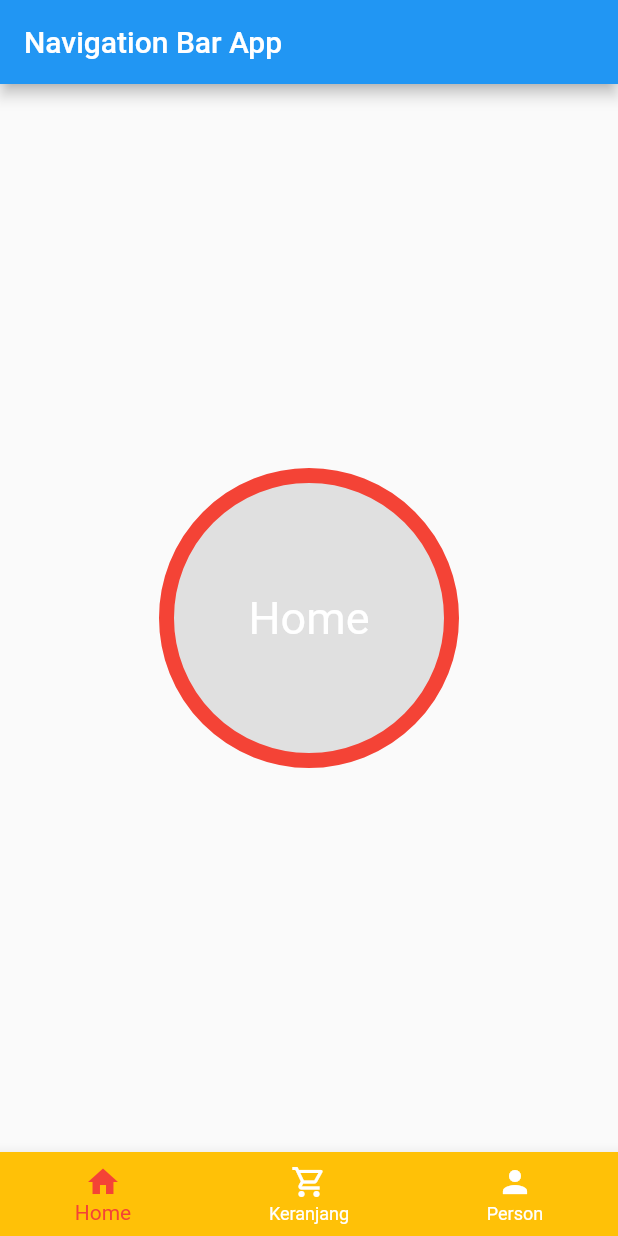
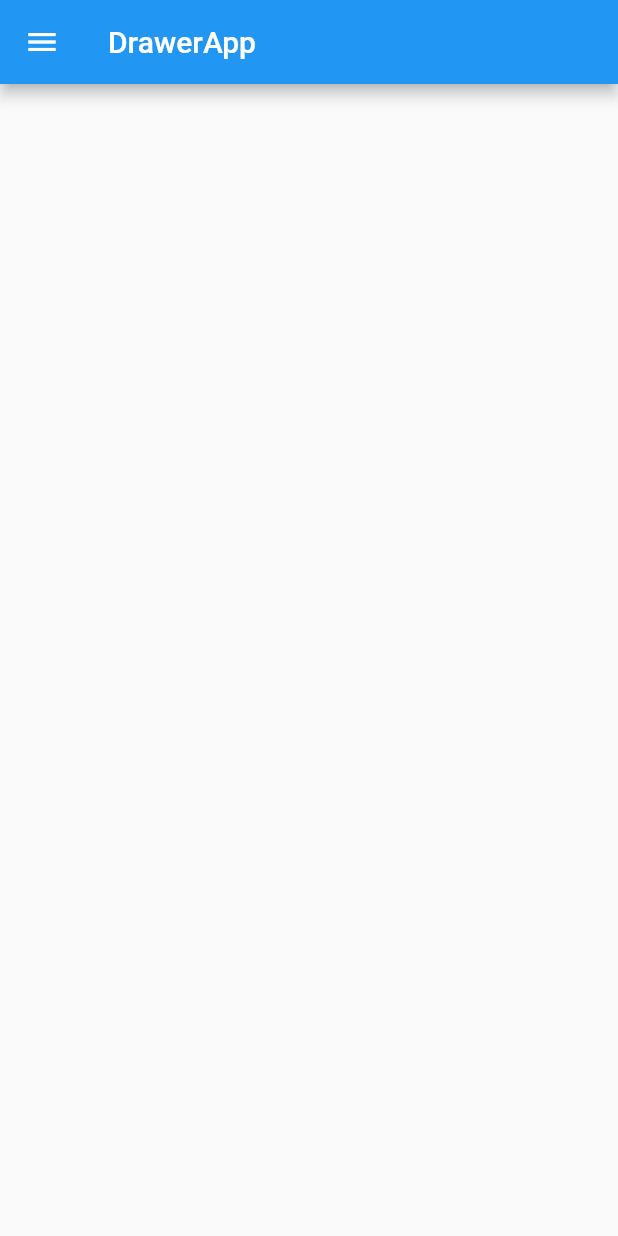
Before and after one commit to RifkyPahlevy/materi_flutter_section4, a Flutter app: the screen it shows after launch, on a phone screen of 412 x 824 dp. Run offline on Flutter 3.47's test engine with Material 2 defaults, Android fonts, the phone set to English and light mode, and no system bars.

Commit message:
penambahan maeti baru

```diff
--- a/lib/main.dart
+++ b/lib/main.dart
@@ -1,6 +1,8 @@
 import 'package:flutter/material.dart';
+import 'package:flutter_section_4/widget/bottom_sheet.dart';
 import 'package:flutter_section_4/widget/counter_app.dart';
 import 'package:flutter_section_4/widget/dialog_app.dart';
+import 'package:flutter_section_4/widget/drawer_app.dart';
 import 'package:flutter_section_4/widget/drop_down.dart';
 import 'package:flutter_section_4/widget/navigation_bar.dart';
 import 'package:flutter_section_4/widget/snack_bar.dart';
@@ -14,7 +16,6 @@ void main() {
 class MyApp extends StatelessWidget {
   @override
   Widget build(BuildContext context) {
-    return MaterialApp(
-        debugShowCheckedModeBanner: false, home: NavigationBarApp());
+    return MaterialApp(debugShowCheckedModeBanner: false, home: DrawerApp());
   }
 }
--- /dev/null
+++ b/lib/widget/drawer_app.dart
@@ -0,0 +1,105 @@
+import 'package:flutter/material.dart';
+
+class DrawerApp extends StatelessWidget {
+  @override
+  Widget build(BuildContext context) {
+    return Scaffold(
+      appBar: AppBar(
+        title: Text('DrawerApp'),
+      ),
+      drawer: Drawer(
+        child: Column(
+          children: [
+            Container(
+              alignment: Alignment.bottomLeft,
+              color: Colors.blue,
+              height: 120,
+              width: double.infinity,
+              padding: EdgeInsets.all(20),
+              child: Column(
+                crossAxisAlignment: CrossAxisAlignment.start,
+                mainAxisAlignment: MainAxisAlignment.start,
+                children: [
+                  Container(
+                    height: 50,
+                    width: 50,
+                    decoration: BoxDecoration(
+                        borderRadius: BorderRadius.circular(50 / 2),
+                        color: Colors.brown,
+                        image: DecorationImage(
+                            fit: BoxFit.cover,
+                            image: NetworkImage(
+                                'https://picsum.photos/id/1/200/300')),
+                        border: Border.all(width: 3)),
+                  ),
+                  Text('Rifky Pahlevy')
+                ],
+              ),
+            ),
+            Expanded(
+                child: ListView(
+              children: [
+                ListTile(
+                  leading: Icon(Icons.person),
+                  title: Text('Person'),
+                  trailing: Icon(Icons.play_circle_fill_sharp),
+                  onTap: () {
+                    print('Tombol Ditekan');
+                  },
+                ),
+                ListTile(
+                  leading: Icon(Icons.person),
+                  title: Text('Person'),
+                ),
+                ListTile(
+                  leading: Icon(Icons.person),
+                  title: Text('Person'),
+                ),
+                ListTile(
+                  leading: Icon(Icons.person),
+                  title: Text('Person'),
+                ),
+                ListTile(
+                  leading: Icon(Icons.person),
+                  title: Text('Person'),
+                ),
+                ListTile(
+                  leading: Icon(Icons.person),
+                  title: Text('Person'),
+                ),
+                ListTile(
+                  leading: Icon(Icons.person),
+                  title: Text('Person'),
+                ),
+                ListTile(
+                  leading: Icon(Icons.person),
+                  title: Text('Person'),
+                ),
+                ListTile(
+                  leading: Icon(Icons.person),
+                  title: Text('Person'),
+                ),
+                ListTile(
+                  leading: Icon(Icons.person),
+                  title: Text('Person'),
+                ),
+                ListTile(
+                  leading: Icon(Icons.person),
+                  title: Text('Person'),
+                ),
+                ListTile(
+                  leading: Icon(Icons.person),
+                  title: Text('Person'),
+                ),
+                ListTile(
+                  leading: Icon(Icons.person),
+                  title: Text('Person'),
+                )
+              ],
+            ))
+          ],
+        ),
+      ),
+    );
+  }
+}
--- a/lib/widget/navigation_bar.dart
+++ b/lib/widget/navigation_bar.dart
@@ -69,9 +69,8 @@ class _NavigationBarAppState extends State<NavigationBarApp> {
         unselectedItemColor: Colors.white,
         currentIndex: index,
         onTap: (value) {
-          setState(() {
-            index = value;
-          });
+          index = value;
+          setState(() {});
         },
         items: [
           BottomNavigationBarItem(icon: Icon(Icons.home), label: 'Home'),
```
Also changed, not shown: lib/widget/bottom_sheet.dart (added, +66 -0 lines).
